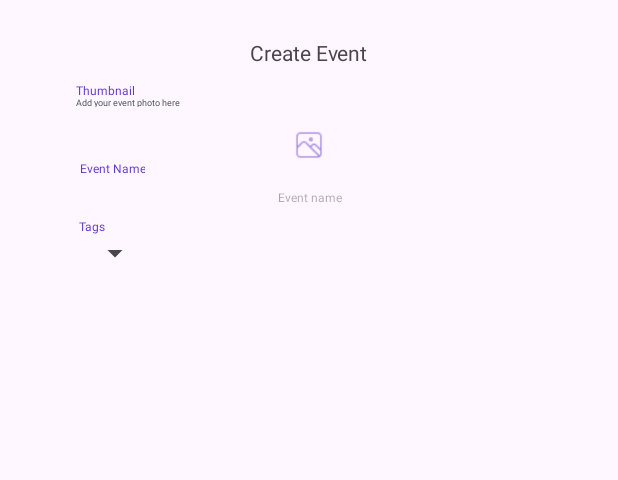
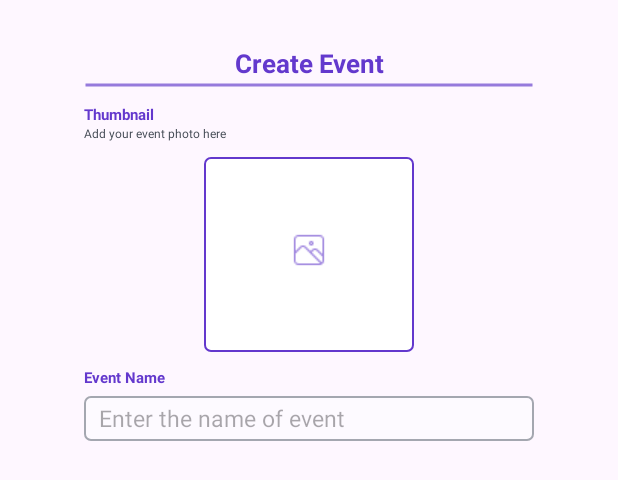
Before and after one commit to beepobb/Clarity, an Android app: the layout fragment_create.xml on its own in the app's theme, with its tools: preview values and no code run, on a phone screen of 412 x 824 dp. Shown: the top 480 px of the screen. Run offline under Robolectric (Android 15) with nearby library versions, the phone set to English and light mode, and no system bars.

Commit message:
events page completed + create photo upload done

```diff
--- a/app/src/main/java/com/example/clarity/NavBarFragments/Create.java
+++ b/app/src/main/java/com/example/clarity/NavBarFragments/Create.java
@@ -1,66 +1,57 @@
 package com.example.clarity.NavBarFragments;
 
+import static android.app.Activity.RESULT_OK;
+
+import android.app.Activity;
+import android.content.Intent;
+import android.content.pm.PackageManager;
+import android.graphics.Bitmap;
 import android.os.Bundle;
+import android.net.Uri;
 
+import androidx.activity.result.ActivityResultLauncher;
+import androidx.activity.result.contract.ActivityResultContracts;
 import androidx.fragment.app.Fragment;
 
 import android.view.LayoutInflater;
 import android.view.View;
 import android.view.ViewGroup;
+import android.widget.ImageView;
 
 import com.example.clarity.R;
 
-/**
- * A simple {@link Fragment} subclass.
- * Use the {@link Create#newInstance} factory method to
- * create an instance of this fragment.
- */
 public class Create extends Fragment {
-
-    // TODO: Rename parameter arguments, choose names that match
-    // the fragment initialization parameters, e.g. ARG_ITEM_NUMBER
-    private static final String ARG_PARAM1 = "param1";
-    private static final String ARG_PARAM2 = "param2";
-
-    // TODO: Rename and change types of parameters
-    private String mParam1;
-    private String mParam2;
-
-    public Create() {
-        // Required empty public constructor
-    }
-
-    /**
-     * Use this factory method to create a new instance of
-     * this fragment using the provided parameters.
-     *
-     * @param param1 Parameter 1.
-     * @param param2 Parameter 2.
-     * @return A new instance of fragment Create.
-     */
-    // TODO: Rename and change types and number of parameters
-    public static Create newInstance(String param1, String param2) {
-        Create fragment = new Create();
-        Bundle args = new Bundle();
-        args.putString(ARG_PARAM1, param1);
-        args.putString(ARG_PARAM2, param2);
-        fragment.setArguments(args);
-        return fragment;
-    }
-
-    @Override
-    public void onCreate(Bundle savedInstanceState) {
-        super.onCreate(savedInstanceState);
-        if (getArguments() != null) {
-            mParam1 = getArguments().getString(ARG_PARAM1);
-            mParam2 = getArguments().getString(ARG_PARAM2);
-        }
-    }
+    private ActivityResultLauncher<Intent> imageActivityResultLauncher;
+    private ImageView selectedImageView;
 
     @Override
     public View onCreateView(LayoutInflater inflater, ViewGroup container,
                              Bundle savedInstanceState) {
         // Inflate the layout for this fragment
-        return inflater.inflate(R.layout.events, container, false);
+        View rootview = inflater.inflate(R.layout.fragment_create, container, false);
+        selectedImageView = rootview.findViewById(R.id.placeHolder);
+        imageActivityResultLauncher = registerForActivityResult(new ActivityResultContracts.StartActivityForResult(),
+                result -> {
+                    if (result.getResultCode() == RESULT_OK) {
+                        Intent data = result.getData();
+                        if (data != null) {
+                            Uri selectedImageUri = data.getData();
+                            // Load the selected image into the ImageView
+                            selectedImageView.setImageURI(selectedImageUri);
+                        }
+                    }
+                });
+
+        // Launch the gallery picker when the ImageView is clicked
+        selectedImageView.setOnClickListener(view -> selectImage());
+        return rootview;
+    }
+
+    public void selectImage() {
+        Intent intent = new Intent(Intent.ACTION_GET_CONTENT);
+        intent.setType("image/*");
+        if (intent.resolveActivity(requireContext().getPackageManager()) != null) {
+            imageActivityResultLauncher.launch(intent);
+        }
     }
 }
--- /dev/null
+++ b/app/src/main/res/drawable/purple_line.xml
@@ -0,0 +1,7 @@
+<?xml version="1.0" encoding="utf-8"?>
+<shape xmlns:android="http://schemas.android.com/apk/res/android"
+    android:shape="line">
+    <stroke
+        android:width="2dp"
+        android:color="#967ADC" /> <!-- Purple color with 50% opacity -->
+</shape>
--- /dev/null
+++ b/app/src/main/res/drawable/text_box.xml
@@ -0,0 +1,9 @@
+<?xml version="1.0" encoding="utf-8"?>
+<shape xmlns:android="http://schemas.android.com/apk/res/android"
+    android:shape="rectangle">
+    <solid android:color="#FDFAFF" /> <!-- Background color -->
+    <stroke
+        android:width="1dp"
+    android:color="#A4A7B0" />
+    <corners android:radius="4dp" /> <!-- Rounded corners -->
+</shape>
--- a/app/src/main/res/layout/fragment_create.xml
+++ b/app/src/main/res/layout/fragment_create.xml
@@ -1,94 +1,100 @@
 <?xml version="1.0" encoding="utf-8"?>
-<ScrollView xmlns:android="http://schemas.android.com/apk/res/android"
+<androidx.constraintlayout.widget.ConstraintLayout
+    xmlns:android="http://schemas.android.com/apk/res/android"
+    xmlns:app="http://schemas.android.com/apk/res-auto"
     xmlns:tools="http://schemas.android.com/tools"
     android:layout_width="match_parent"
-    android:layout_height="match_parent"
-    xmlns:app="http://schemas.android.com/apk/res-auto"
-    tools:context=".MainActivity">
-    <LinearLayout
+    android:layout_height="match_parent">
+
+    <TextView
+        android:id="@+id/CreateEvent"
         android:layout_width="match_parent"
         android:layout_height="wrap_content"
-        android:orientation="vertical"
-        android:layout_marginTop="10dp"
-        android:padding="15dp">
+        android:text="Create Event"
+        app:layout_constraintTop_toTopOf="parent"
+        android:gravity="center"
+        android:paddingTop="30dp"
+        android:textSize="17sp"
+        android:textStyle="bold"
+        android:textColor="#6339CD"/>
+
+    <ImageView
+        android:id="@+id/purple_line"
+        android:layout_width="300dp"
+        android:layout_height="5dp"
+        android:src="@drawable/purple_line"
+        app:layout_constraintTop_toBottomOf="@+id/CreateEvent"
+        app:layout_constraintStart_toStartOf="parent"
+        app:layout_constraintEnd_toEndOf="parent"/>
+
+
     <TextView
+        android:id="@+id/thumbnail"
         android:layout_width="wrap_content"
         android:layout_height="wrap_content"
-            android:text="Create Event"
-            android:fontFamily="@style/create_even"
-            android:layout_gravity="center" />
-        <TextView
-            android:id="@+id/thumbnail"
-            android:layout_width="39dp"
-            android:layout_height="9dp"
-            android:layout_alignParentLeft="true"
-            android:layout_marginLeft="35dp"
-            android:layout_alignParentTop="true"
-            android:layout_marginTop="10dp"
         android:text="Thumbnail"
-            android:textSize="8sp"
         android:textColor="#6338CD"
-            android:gravity="top"
-            />
-        <TextView
-            android:id="@+id/add_your_ev"
-            android:layout_width="74dp"
-            android:layout_height="7dp"
-            android:layout_marginLeft="35dp"
-            android:text="Add your event photo here"
-            android:textSize = "6sp"
-            android:textColor="#434A54"
-            android:gravity="top"
-            />
-        <LinearLayout
-            android:layout_width="match_parent"
-            android:layout_height="wrap_content"
-            android:orientation="vertical"
-            android:layout_marginTop="0dp"
-            android:padding="15dp">
-
-            <com.google.android.material.imageview.ShapeableImageView
-                android:layout_width="20dp"
-                android:layout_height="20dp"
-                android:layout_gravity="center"
-                android:src="@drawable/placeholder_image"/>
+        android:textSize="10sp"
+        android:paddingTop="10dp"
+        android:textStyle="bold"
+        app:layout_constraintStart_toStartOf="@+id/purple_line"
+        app:layout_constraintTop_toBottomOf="@+id/purple_line" />
 
     <TextView
+        android:id="@+id/add_your_event_poster_here"
+        android:layout_width="wrap_content"
+        android:layout_height="wrap_content"
+        android:text="Add your event photo here"
+        android:textSize = "8sp"
+        android:textColor="#434A54"
+        app:layout_constraintStart_toStartOf="@+id/thumbnail"
+        app:layout_constraintTop_toBottomOf="@+id/thumbnail"
+        />
+
+    <ImageView
+        android:id="@+id/placeHolder"
+        android:layout_width="140dp"
+        android:layout_height="140dp"
+        android:src="@drawable/spinner_background"
+        app:layout_constraintEnd_toEndOf="@+id/purple_line"
+        android:paddingTop="10dp"
+        app:layout_constraintStart_toStartOf="@+id/add_your_event_poster_here"
+        app:layout_constraintTop_toBottomOf="@+id/add_your_event_poster_here" />
+
+    <ImageView
+        android:id="@+id/middle_image"
+        android:layout_width="wrap_content"
+        android:layout_height="wrap_content"
+        android:paddingTop="60dp"
+        android:src="@drawable/placeholder_image"
+        app:layout_constraintEnd_toEndOf="parent"
+        app:layout_constraintStart_toStartOf="parent"
+        app:layout_constraintTop_toBottomOf="@+id/add_your_event_poster_here" />
+
+    <TextView
+        android:id="@+id/Event_Name"
         android:layout_width="wrap_content"
         android:layout_height="wrap_content"
         android:text="Event Name"
-                    android:textAlignment="center"
         android:textColor="#6338CD"
-                    android:textSize="8sp"
-                    android:layout_marginLeft="22dp"/>
+        android:textSize="10sp"
+        android:paddingTop="10dp"
+        android:paddingBottom="5dp"
+        android:textStyle="bold"
+        app:layout_constraintStart_toStartOf="@+id/purple_line"
+        app:layout_constraintTop_toBottomOf="@+id/placeHolder" />
+
     <EditText
-                android:id="@+id/nUsername"
-                android:layout_width="match_parent"
-                android:layout_height="wrap_content"
-                android:hint="Event name"
-                android:inputType="text"
-                android:textSize="8sp"
-                android:layout_marginLeft="22dp"
-                android:layout_marginRight="22dp"
-                android:gravity="center"
-                android:padding="8dp"
-                android:background="@drawable/edittext_box_background" >
-            </EditText>
-            <TextView
-                android:layout_width="wrap_content"
-                android:layout_height="wrap_content"
-                android:text="Tags"
-                android:textAlignment="center"
-                android:textColor="#6338CD"
-                android:textSize="8sp"
-                android:layout_marginLeft="22dp"/>
-            <Spinner
-                android:id="@+id/spinner"
-                android:layout_width="wrap_content"
-                android:layout_height="match_parent"
-                android:layout_marginLeft="22dp"
+        android:id="@+id/editTextValue"
+        android:layout_width="300dp"
+        android:layout_height="30dp"
+        android:background="@drawable/text_box"
+        android:paddingStart="10dp"
+        android:textSize="15sp"
+        android:hint="Enter the name of event"
+        android:inputType="numberDecimal"
+        app:layout_constraintStart_toStartOf="@+id/purple_line"
+        app:layout_constraintTop_toBottomOf="@+id/Event_Name" />
 
-                />
-        </LinearLayout>
-    </LinearLayout>
-</ScrollView>
+
+</androidx.constraintlayout.widget.ConstraintLayout>
```
Lines whose indentation alone changed are shown as unchanged.
